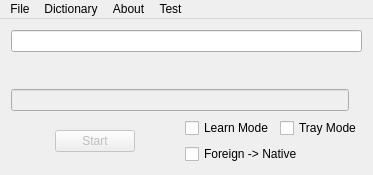
This is mainwindow.ui in ivan-selchenkov/QWord as Qt 5 draws it before an edit. The edited form follows.
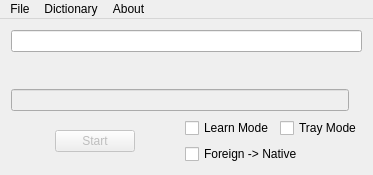
This is the edited form. Icons and pictures are not drawn.

```diff
--- a/mainwindow.ui
+++ b/mainwindow.ui
@@ -164,16 +164,9 @@
      <string>About</string>
     </property>
    </widget>
-   <widget class="QMenu" name="menuTest">
-    <property name="title">
-     <string>Test</string>
-    </property>
-    <addaction name="action1"/>
-   </widget>
    <addaction name="menuFile"/>
    <addaction name="menuDictionary"/>
    <addaction name="menuAbout"/>
-   <addaction name="menuTest"/>
   </widget>
   <action name="actionOpen">
    <property name="icon">
```
Left out of the diff: 14 changed lines with no effect on the pictures.
